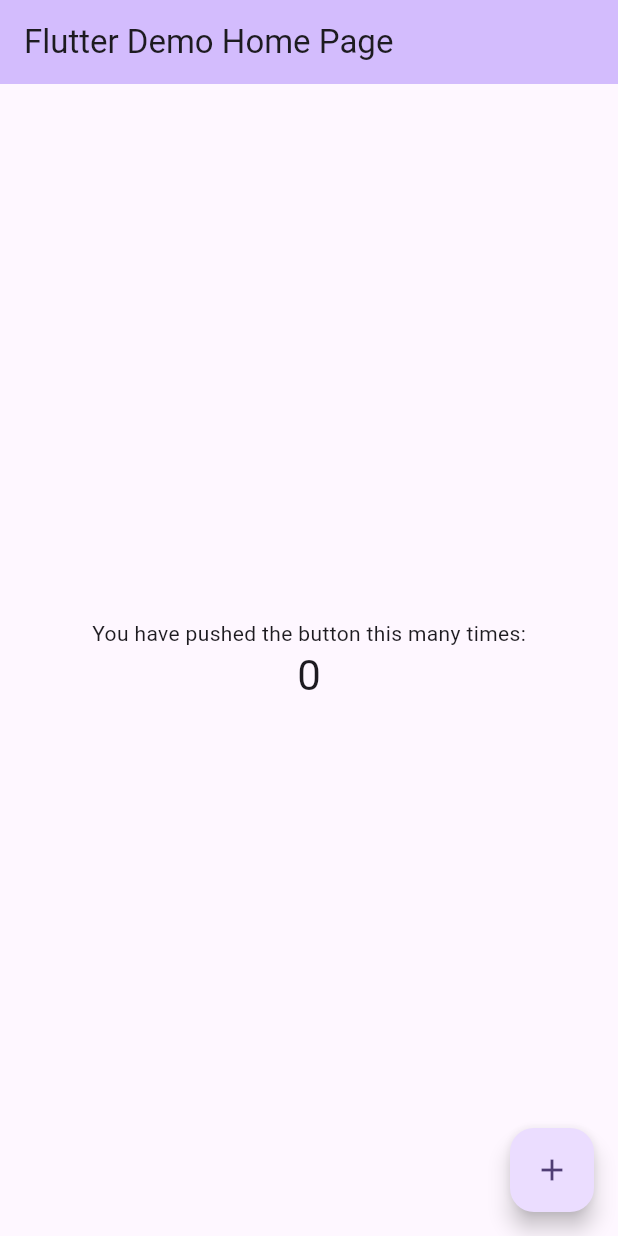
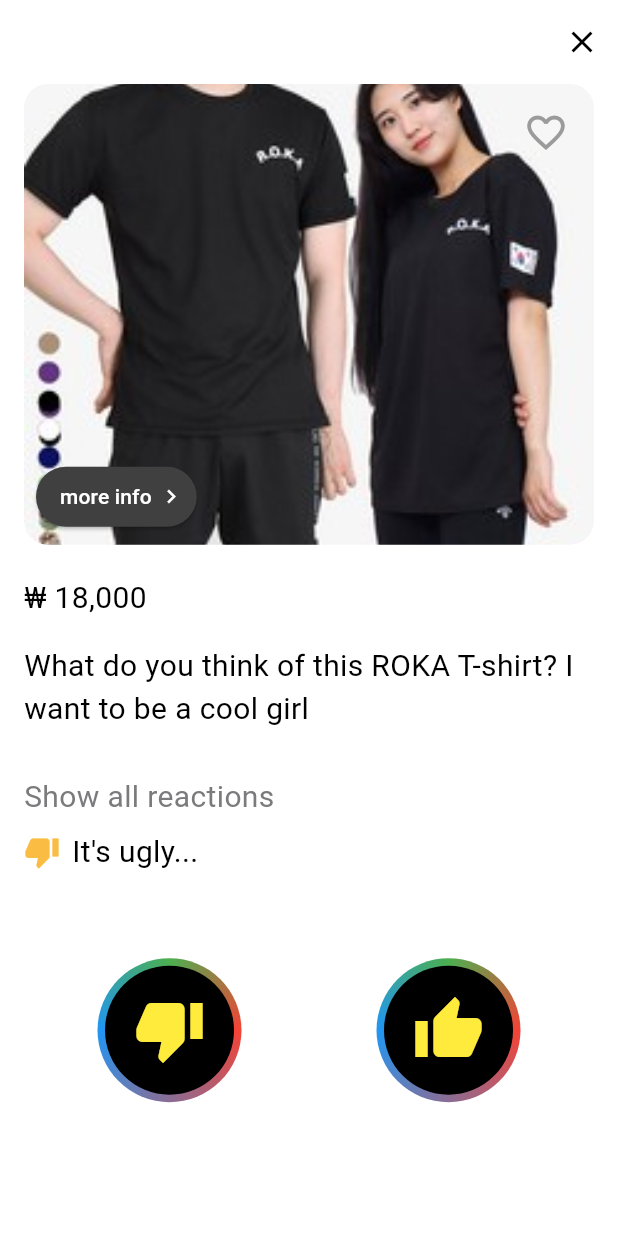
Before and after one commit to Jinyshin/coupick, a Flutter app: the screen it shows after launch, on a phone screen of 412 x 824 dp. Run offline on Flutter 3.47's test engine with Material 3 defaults, Android fonts, the phone set to English and light mode, and no system bars.

Commit message:
design: vote detail screen

```diff
--- /dev/null
+++ b/client/lib/common/const/app_colors.dart
@@ -0,0 +1,25 @@
+import "package:flutter/material.dart";
+
+abstract class AppColors {
+  static const primaryColor = Color(0xFF4285F4);
+  // static const secondaryColor = Color(0xFFF0D43A);
+
+  static const brownLogoColor = Color(0xFF5E2E27);
+  static const redLogoColor = Color(0xFFE52330);
+  static const lightblueLogoColor = Color(0xFF61BFE6);
+  static const yellowLogoColor = Color(0xFFFBBC43);
+  static const greenLogoColor = Color(0xFFC7CD1D);
+  static const redAccentColor = Color(0xFFCB1400);
+
+  // static const inputBgColor = Color(0xFFF5F5F5);
+  // static const bgColor = Color(0xFF2C3E50);
+
+  static const black = Colors.black;
+  static const darkGray = Color(0xFF404040);
+  static const middleGray = Color(0xFF7B7B7D);
+  static const lightGray = Color(0xFF9B9B9B);
+  static const extraLightGray = Color(0xFFE6E6E6);
+  static const faintGray = Color(0xFFEEEEEE);
+  static const lightBlueGray = Color(0xFFD5E4F1);
+  static const white = Colors.white;
+}
--- a/client/lib/main.dart
+++ b/client/lib/main.dart
@@ -1,3 +1,4 @@
+import 'package:client/screens/voting_detail_screen.dart';
 import 'package:flutter/material.dart';
 
 void main() {
@@ -7,119 +8,14 @@ void main() {
 class MyApp extends StatelessWidget {
   const MyApp({super.key});
 
-  // This widget is the root of your application.
   @override
   Widget build(BuildContext context) {
     return MaterialApp(
-      title: 'Flutter Demo',
+      title: 'coupick',
       theme: ThemeData(
-        // This is the theme of your application.
-        //
-        // TRY THIS: Try running your application with "flutter run". You'll see
-        // the application has a purple toolbar. Then, without quitting the app,
-        // try changing the seedColor in the colorScheme below to Colors.green
-        // and then invoke "hot reload" (save your changes or press the "hot
-        // reload" button in a Flutter-supported IDE, or press "r" if you used
-        // the command line to start the app).
-        //
-        // Notice that the counter didn't reset back to zero; the application
-        // state is not lost during the reload. To reset the state, use hot
-        // restart instead.
-        //
-        // This works for code too, not just values: Most code changes can be
-        // tested with just a hot reload.
-        colorScheme: ColorScheme.fromSeed(seedColor: Colors.deepPurple),
-        useMaterial3: true,
+        primarySwatch: Colors.blue,
       ),
-      home: const MyHomePage(title: 'Flutter Demo Home Page'),
+      home: const VotingDetailScreen(),
     );
   }
 }
-
-class MyHomePage extends StatefulWidget {
-  const MyHomePage({super.key, required this.title});
-
-  // This widget is the home page of your application. It is stateful, meaning
-  // that it has a State object (defined below) that contains fields that affect
-  // how it looks.
-
-  // This class is the configuration for the state. It holds the values (in this
-  // case the title) provided by the parent (in this case the App widget) and
-  // used by the build method of the State. Fields in a Widget subclass are
-  // always marked "final".
-
-  final String title;
-
-  @override
-  State<MyHomePage> createState() => _MyHomePageState();
-}
-
-class _MyHomePageState extends State<MyHomePage> {
-  int _counter = 0;
-
-  void _incrementCounter() {
-    setState(() {
-      // This call to setState tells the Flutter framework that something has
-      // changed in this State, which causes it to rerun the build method below
-      // so that the display can reflect the updated values. If we changed
-      // _counter without calling setState(), then the build method would not be
-      // called again, and so nothing would appear to happen.
-      _counter++;
-    });
-  }
-
-  @override
-  Widget build(BuildContext context) {
-    // This method is rerun every time setState is called, for instance as done
-    // by the _incrementCounter method above.
-    //
-    // The Flutter framework has been optimized to make rerunning build methods
-    // fast, so that you can just rebuild anything that needs updating rather
-    // than having to individually change instances of widgets.
-    return Scaffold(
-      appBar: AppBar(
-        // TRY THIS: Try changing the color here to a specific color (to
-        // Colors.amber, perhaps?) and trigger a hot reload to see the AppBar
-        // change color while the other colors stay the same.
-        backgroundColor: Theme.of(context).colorScheme.inversePrimary,
-        // Here we take the value from the MyHomePage object that was created by
-        // the App.build method, and use it to set our appbar title.
-        title: Text(widget.title),
-      ),
-      body: Center(
-        // Center is a layout widget. It takes a single child and positions it
-        // in the middle of the parent.
-        child: Column(
-          // Column is also a layout widget. It takes a list of children and
-          // arranges them vertically. By default, it sizes itself to fit its
-          // children horizontally, and tries to be as tall as its parent.
-          //
-          // Column has various properties to control how it sizes itself and
-          // how it positions its children. Here we use mainAxisAlignment to
-          // center the children vertically; the main axis here is the vertical
-          // axis because Columns are vertical (the cross axis would be
-          // horizontal).
-          //
-          // TRY THIS: Invoke "debug painting" (choose the "Toggle Debug Paint"
-          // action in the IDE, or press "p" in the console), to see the
-          // wireframe for each widget.
-          mainAxisAlignment: MainAxisAlignment.center,
-          children: <Widget>[
-            const Text(
-              'You have pushed the button this many times:',
-            ),
-            Text(
-              '$_counter',
-              style: Theme.of(context).textTheme.headlineMedium,
-            ),
-          ],
-        ),
-      ),
-      floatingActionButton: FloatingActionButton(
-        onPressed: _incrementCounter,
-        tooltip: 'Increment',
-        child: const Icon(Icons.add),
-      ), // This trailing comma makes auto-formatting nicer for build methods.
-    );
-  }
-}
--- /dev/null
+++ b/client/lib/screens/voting_detail_screen.dart
@@ -0,0 +1,308 @@
+import 'package:client/common/const/app_colors.dart';
+import 'package:flutter/material.dart';
+
+class VotingDetailScreen extends StatelessWidget {
+  const VotingDetailScreen({super.key});
+
+  @override
+  Widget build(BuildContext context) {
+    return Scaffold(
+      backgroundColor: Colors.white,
+      appBar: AppBar(
+        backgroundColor: Colors.white,
+        elevation: 0,
+        actions: [
+          IconButton(
+            icon: const Icon(Icons.close),
+            color: Colors.black,
+            onPressed: () {
+              Navigator.of(context).pop();
+            },
+          ),
+        ],
+      ),
+      body: Padding(
+        padding: const EdgeInsets.symmetric(horizontal: 16),
+        child: Column(
+          children: [
+            Expanded(
+              flex: 3,
+              child: _ProductInfoSection(),
+            ),
+            Expanded(
+              flex: 2,
+              child: _ReactionSection(),
+            ),
+          ],
+        ),
+      ),
+    );
+  }
+}
+
+class _ProductInfoSection extends StatefulWidget {
+  @override
+  _ProductInfoSectionState createState() => _ProductInfoSectionState();
+}
+
+class _ProductInfoSectionState extends State<_ProductInfoSection> {
+  // TODO: 서버에서 받아오기
+  bool isFavorite = false;
+
+  @override
+  Widget build(BuildContext context) {
+    double screenWidth = MediaQuery.of(context).size.width;
+
+    return Column(
+      children: [
+        Expanded(
+          flex: 4,
+          child: ClipRRect(
+              borderRadius: BorderRadius.circular(16.0),
+              child: Stack(
+                children: [
+                  SizedBox(
+                    width: screenWidth,
+                    height: screenWidth,
+                    child: Image.asset(
+                      'assets/images/roka.jpg',
+                      fit: BoxFit.cover,
+                    ),
+                  ),
+                  Positioned(
+                    top: 8.0,
+                    right: 8.0,
+                    child: IconButton(
+                      icon: Icon(
+                        isFavorite ? Icons.favorite : Icons.favorite_border,
+                        color: isFavorite
+                            ? AppColors.redAccentColor
+                            : AppColors.lightGray,
+                        size: 30.0,
+                      ),
+                      onPressed: () {
+                        setState(() {
+                          isFavorite = !isFavorite;
+                        });
+                        if (isFavorite) {
+                          ScaffoldMessenger.of(context).showSnackBar(
+                            const SnackBar(content: Text('Added to wishlist.')),
+                          );
+                        } else {
+                          // TODO: 찜 목록에서 제거
+                        }
+                      },
+                    ),
+                  ),
+                  Positioned(
+                    bottom: 8.0,
+                    left: 8.0,
+                    child: ElevatedButton(
+                      onPressed: () {
+                        // TODO: 'more info' 버튼이 눌렸을 때의 동작 추가
+                      },
+                      style: ElevatedButton.styleFrom(
+                        backgroundColor: AppColors.darkGray,
+                        foregroundColor: AppColors.white,
+                        padding: const EdgeInsets.fromLTRB(16, 8, 8, 8),
+                      ),
+                      child: const Row(
+                        children: [
+                          Text('more info'),
+                          SizedBox(width: 4.0),
+                          Icon(Icons.chevron_right),
+                        ],
+                      ),
+                    ),
+                  )
+                ],
+              )),
+        ),
+        const Expanded(
+          flex: 2,
+          child: Column(
+            mainAxisAlignment: MainAxisAlignment.center,
+            crossAxisAlignment: CrossAxisAlignment.start,
+            children: [
+              Text(
+                '₩ 18,000',
+                style: TextStyle(color: Colors.black, fontSize: 20),
+              ),
+              SizedBox(
+                height: 16,
+              ),
+              Text(
+                'What do you think of this ROKA T-shirt? I want to be a cool girl',
+                style: TextStyle(color: Colors.black, fontSize: 20),
+              ),
+              SizedBox(height: 8),
+            ],
+          ),
+        ),
+      ],
+    );
+  }
+}
+
+class _ReactionSection extends StatefulWidget {
+  @override
+  _ReactionSectionState createState() => _ReactionSectionState();
+}
+
+class _ReactionSectionState extends State<_ReactionSection> {
+  int currentIndex = 0;
+
+  void _onSwipe(bool liked) {
+    setState(() {
+      currentIndex++;
+    });
+  }
+
+  void _showReactions(BuildContext context) {
+    showModalBottomSheet(
+      context: context,
+      isScrollControlled: true,
+      isDismissible: true,
+      backgroundColor: Colors.transparent,
+      builder: (context) {
+        return DraggableScrollableSheet(
+          initialChildSize: 0.66,
+          minChildSize: 0.2,
+          maxChildSize: 1.0,
+          builder: (context, scrollController) {
+            return Container(
+              decoration: const BoxDecoration(
+                color: Colors.white,
+                borderRadius: BorderRadius.vertical(top: Radius.circular(16)),
+              ),
+              child: Column(
+                children: [
+                  Container(
+                    padding: const EdgeInsets.all(16.0),
+                    child: const Text(
+                      'Reaction',
+                      style: TextStyle(
+                        fontSize: 20,
+                        fontWeight: FontWeight.bold,
+                        color: Colors.black,
+                      ),
+                    ),
+                  ),
+                  Expanded(
+                    child: ListView.builder(
+                      controller: scrollController,
+                      itemCount: 20,
+                      itemBuilder: (context, index) {
+                        return ListTile(
+                          leading: const Icon(Icons.thumb_down,
+                              color: AppColors.yellowLogoColor),
+                          title: Text('User $index'),
+                          subtitle: Text('This is the reaction of user $index'),
+                        );
+                      },
+                    ),
+                  ),
+                ],
+              ),
+            );
+          },
+        );
+      },
+    );
+  }
+
+  @override
+  Widget build(BuildContext context) {
+    return Column(
+      mainAxisAlignment: MainAxisAlignment.start,
+      crossAxisAlignment: CrossAxisAlignment.start,
+      children: [
+        GestureDetector(
+          onTap: () => _showReactions(context),
+          child: const Text(
+            'Show all reactions',
+            style: TextStyle(color: AppColors.middleGray, fontSize: 20),
+          ),
+        ),
+        const SizedBox(height: 8),
+        const Row(
+          children: [
+            Icon(Icons.thumb_down, color: AppColors.yellowLogoColor),
+            SizedBox(width: 8),
+            Expanded(
+              child: Text(
+                "It's ugly...",
+                style: TextStyle(color: Colors.black, fontSize: 20),
+                overflow: TextOverflow.ellipsis,
+                maxLines: 1,
+              ),
+            ),
+          ],
+        ),
+        const SizedBox(height: 56),
+        Row(
+          mainAxisAlignment: MainAxisAlignment.center,
+          children: [
+            Container(
+              width: 96,
+              height: 96,
+              decoration: const BoxDecoration(
+                shape: BoxShape.circle,
+                color: Colors.black,
+                gradient: SweepGradient(
+                  colors: [Colors.red, Colors.blue, Colors.green, Colors.red],
+                  stops: [0.0, 0.5, 0.75, 1.0],
+                ),
+              ),
+              child: Center(
+                child: Container(
+                  width: 86,
+                  height: 86,
+                  decoration: const BoxDecoration(
+                    shape: BoxShape.circle,
+                    color: Colors.black,
+                  ),
+                  child: IconButton(
+                    icon: const Icon(Icons.thumb_down,
+                        color: Colors.yellow, size: 48),
+                    onPressed: () => _onSwipe(false),
+                    padding: EdgeInsets.zero,
+                  ),
+                ),
+              ),
+            ),
+            const SizedBox(width: 90),
+            Container(
+              width: 96,
+              height: 96,
+              decoration: const BoxDecoration(
+                shape: BoxShape.circle,
+                color: Colors.black,
+                gradient: SweepGradient(
+                  colors: [Colors.red, Colors.blue, Colors.green, Colors.red],
+                  stops: [0.0, 0.5, 0.75, 1.0],
+                ),
+              ),
+              child: Center(
+                child: Container(
+                  width: 86,
+                  height: 86,
+                  decoration: const BoxDecoration(
+                    shape: BoxShape.circle,
+                    color: Colors.black,
+                  ),
+                  child: IconButton(
+                    icon: const Icon(Icons.thumb_up,
+                        color: Colors.yellow, size: 48),
+                    onPressed: () => _onSwipe(true),
+                    padding: EdgeInsets.zero,
+                  ),
+                ),
+              ),
+            ),
+          ],
+        )
+      ],
+    );
+  }
+}
```
Also changed, not shown: client/pubspec.yaml (+3 -4 lines), client/assets/images/roka.jpg (added), client/lib/common/const/app_text_size.dart (added).
